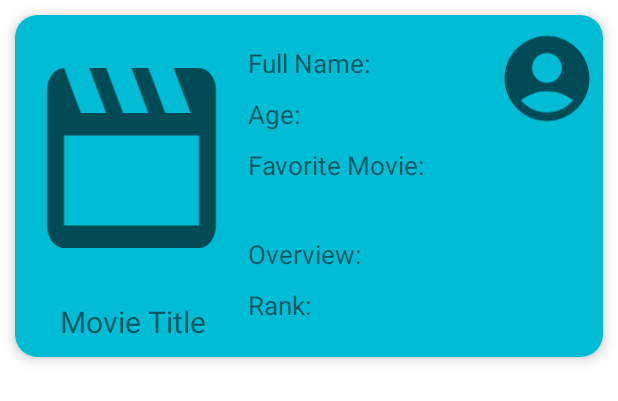
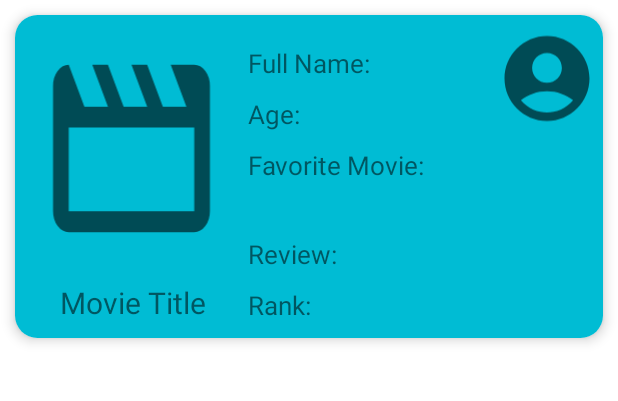
Before and after one commit to MosheAzachi/MovieReviewsApp, an Android app: the layout post_item.xml on its own in the app's theme, with its tools: preview values and no code run, on a phone screen of 412 x 824 dp. Shown: the top 401 px of the screen. Run offline under Robolectric (Android 15) with nearby library versions, the phone set to English and light mode, and no system bars.

Commit message:
Some layout design changes

```diff
--- a/app/src/main/res/layout/post_item.xml
+++ b/app/src/main/res/layout/post_item.xml
@@ -28,11 +28,13 @@
         <ImageView
             android:id="@+id/imageMoviePost"
             android:layout_width="155dp"
-            android:layout_height="180dp"
+            android:layout_height="0dp"
             android:layout_marginTop="5dp"
             app:layout_constraintStart_toStartOf="parent"
             app:layout_constraintTop_toTopOf="parent"
+            app:layout_constraintBottom_toTopOf="@+id/textViewMovieTitlePost"
             tools:srcCompat="@drawable/movie_icon" />
+
 
         <TextView
             android:id="@+id/textViewMovieTitlePost"
@@ -86,7 +88,7 @@
             android:layout_height="wrap_content"
             android:layout_marginTop="35dp"
             android:hyphenationFrequency="none"
-            android:text="Overview:"
+            android:text="Review:"
             android:textSize="17sp"
             app:layout_constraintStart_toEndOf="@+id/imageMoviePost"
             app:layout_constraintTop_toBottomOf="@+id/textViewFavMoviePost" />
```
Also changed, not shown: app/src/main/java/com/example/myapplication/ui/home/HomeFragment.kt (+6 -9 lines).
